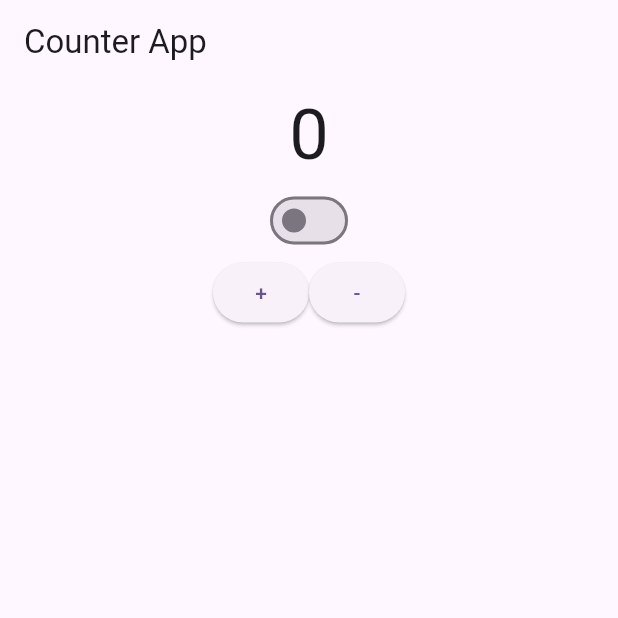
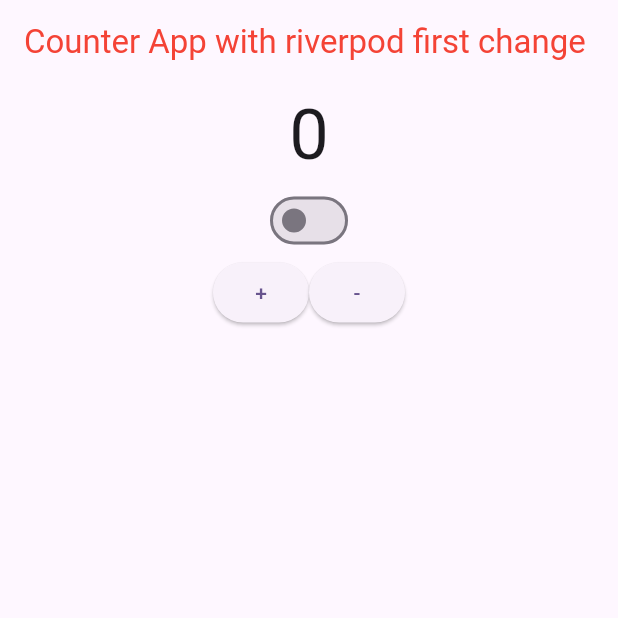
Before and after one commit to AfzalBalti/riverpodtutorial, a Flutter app: the screen it shows after launch, on a phone screen of 412 x 824 dp, the top half of it. Run offline on Flutter 3.47's test engine with Material 3 defaults, Android fonts, the phone set to English and light mode, and no system bars; our stand-ins replace flutter_riverpod, riverpod.

Commit message:
title change

```diff
--- a/riverpodtutorial/lib/homescreen.dart
+++ b/riverpodtutorial/lib/homescreen.dart
@@ -16,7 +16,11 @@ class HomeScreen extends ConsumerWidget {
   Widget build(BuildContext context, WidgetRef ref) {
     print('build');
     return Scaffold(
-      appBar: AppBar(title: Text('Counter App')),
+      appBar: AppBar(
+          title: Text(
+        'Counter App with riverpod first change',
+        style: TextStyle(color: Colors.red),
+      )),
       body: Column(
         children: [
           Consumer(builder: (context, ref, child) {
```
